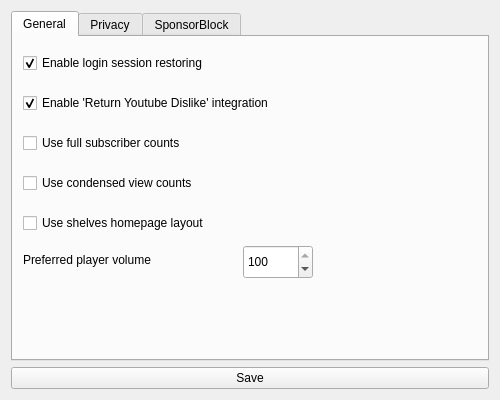
Old version of the form src/ui/settingsform.ui in the repository BowDown097/QtTube.
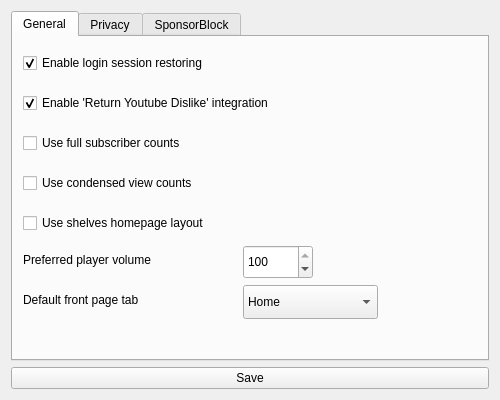
New version of the form.

Commit message: Improve Sneed egg and add default FP tab setting

What changed in the file:
```diff
--- a/src/ui/settingsform.ui
+++ b/src/ui/settingsform.ui
@@ -142,6 +142,54 @@
         <string>Use full subscriber counts</string>
        </property>
       </widget>
+      <widget class="QLabel" name="defaultTabLabel">
+       <property name="geometry">
+        <rect>
+         <x>10</x>
+         <y>250</y>
+         <width>220</width>
+         <height>26</height>
+        </rect>
+       </property>
+       <property name="text">
+        <string>Default front page tab</string>
+       </property>
+      </widget>
+      <widget class="QComboBox" name="defaultTabCombo">
+       <property name="geometry">
+        <rect>
+         <x>230</x>
+         <y>248</y>
+         <width>135</width>
+         <height>34</height>
+        </rect>
+       </property>
+       <item>
+        <property name="text">
+         <string>Home</string>
+        </property>
+       </item>
+       <item>
+        <property name="text">
+         <string>Trending</string>
+        </property>
+       </item>
+       <item>
+        <property name="text">
+         <string>Subscriptions</string>
+        </property>
+       </item>
+       <item>
+        <property name="text">
+         <string>History</string>
+        </property>
+       </item>
+       <item>
+        <property name="text">
+         <string>None</string>
+        </property>
+       </item>
+      </widget>
      </widget>
      <widget class="QWidget" name="privacy">
       <attribute name="title">
```
The commit also changes 7 other files.
